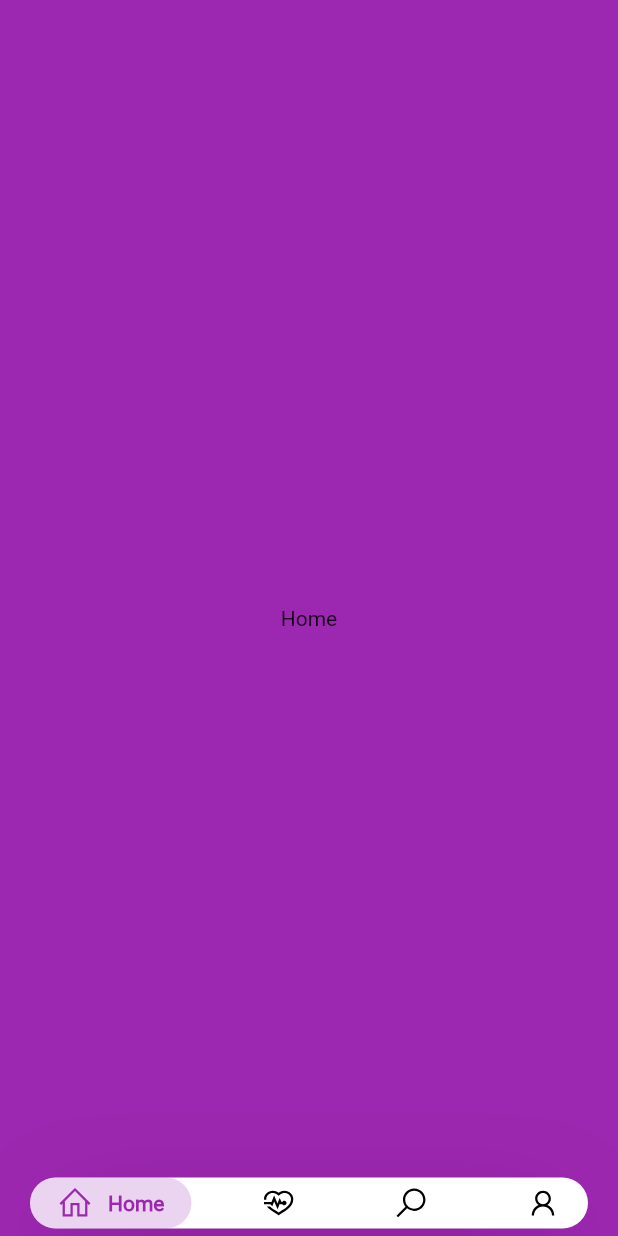
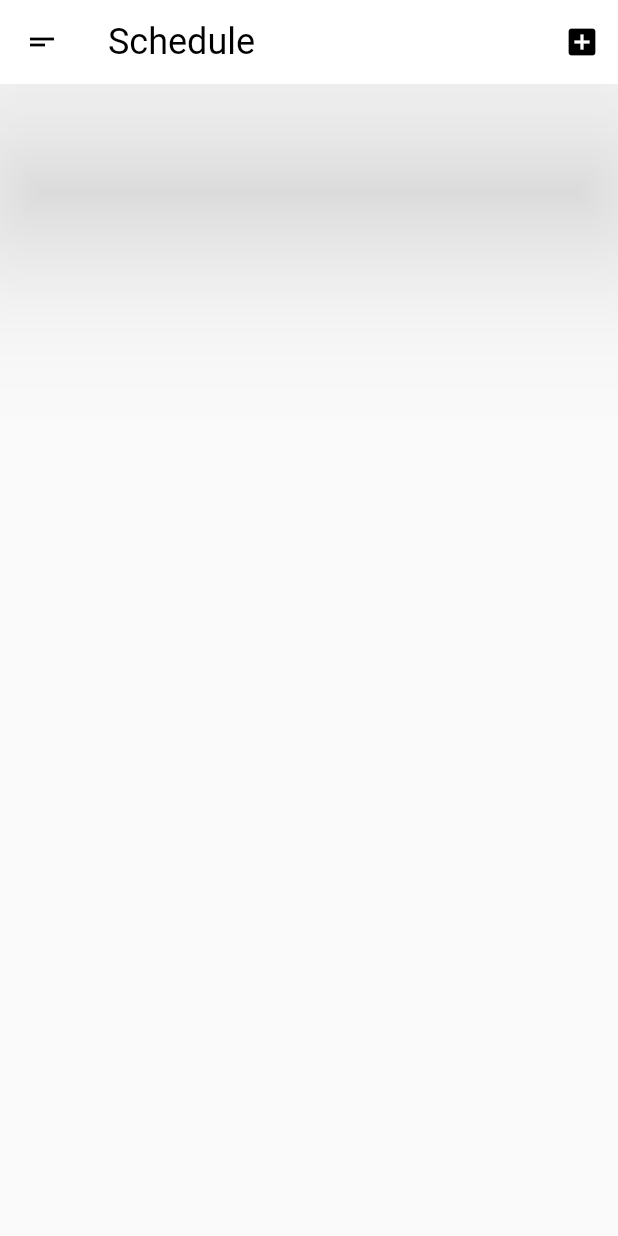
Before and after one commit to Krdnzbyza/FlutterLearnExamples, a Flutter app: the screen it shows after launch, on a phone screen of 412 x 824 dp. Run offline on Flutter 3.47's test engine with Material 2 defaults, Android fonts, the light colour scheme and no system bars; drawn by our look-alikes of google_nav_bar; our stand-ins replace line_awesome_icons.

Commit message:
week3 is page design completed

```diff
--- a/lib/main.dart
+++ b/lib/main.dart
@@ -5,6 +5,7 @@ import 'week2/page_design/second_logın_page.dart';
 import 'week2_http/http_request/http_hello.dart';
 import 'week2_http/http_request/jsan_placeholder_view.dart';
 import 'week2_google_package/package.dart';
+import 'week3/todolist.dart';
 
 void main() => runApp(MyApp());
 
@@ -13,7 +14,7 @@ class MyApp extends StatelessWidget {
   Widget build(BuildContext context) {
     return MaterialApp(
       title: 'Material App',
-      home: PackagesDesign(),
+      home: ToDoListView(),
       // ListViewPage(),
     );
   }
--- /dev/null
+++ b/lib/week3/todolist.dart
@@ -0,0 +1,29 @@
+import 'package:flutter/material.dart';
+
+class ToDoListView extends StatefulWidget {
+  @override
+  _ToDoListViewState createState() => _ToDoListViewState();
+}
+
+class _ToDoListViewState extends State<ToDoListView> {
+  @override
+  Widget build(BuildContext context) {
+    return Scaffold(
+      appBar: AppBar(
+        leading: IconButton(
+            icon: Icon(Icons.short_text),
+            color: Colors.black,
+            onPressed: () {}),
+        backgroundColor: Colors.white,
+        title: Text('Schedule',
+            style: TextStyle(fontSize: 24, color: Colors.black)),
+        elevation: 50,
+        actions: [
+          IconButton(
+              icon: Icon(Icons.add_box), color: Colors.black, onPressed: () {}),
+        ],
+      ),
+      body: Container(),
+    );
+  }
+}
```
Also changed, not shown: lib/week3/model.dart/json.dart (added).
